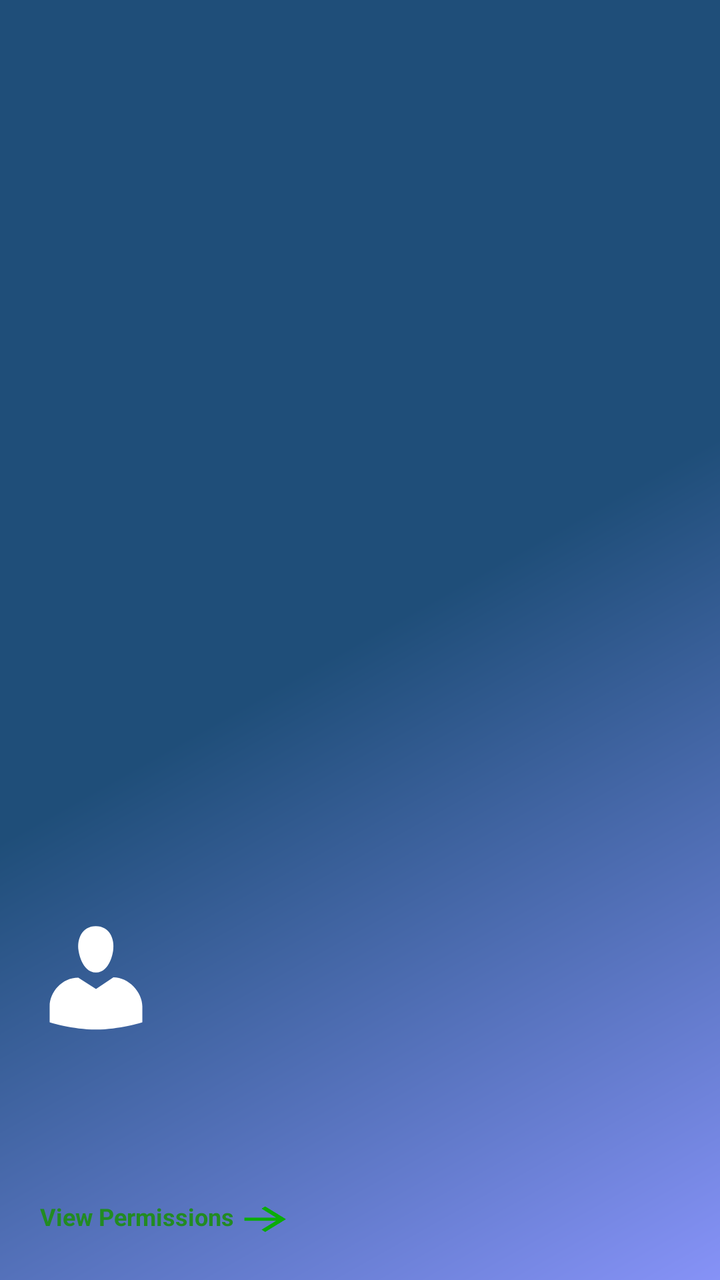
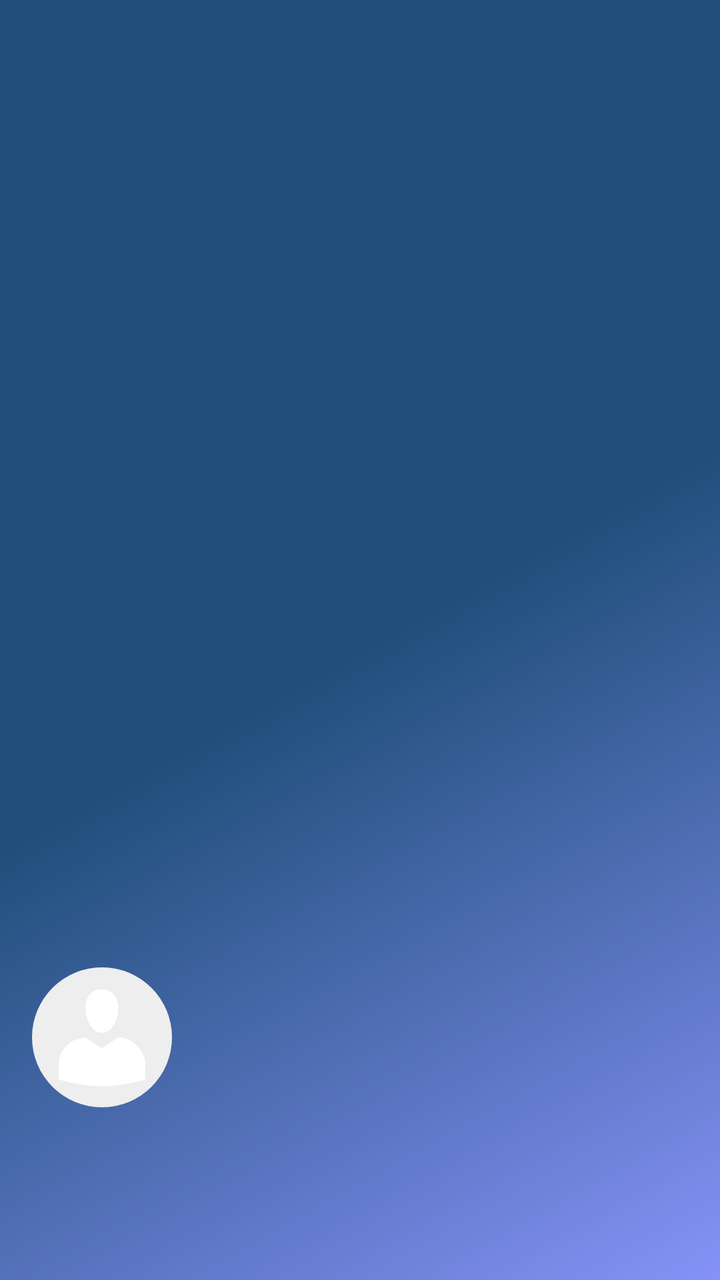

The first picture is an Android layout as it rendered before a commit; the second is the same layout after the commit. The layout source and the unified diff follow.
<!-- AndroidManifest.xml: application theme Theme.GeneralStoreApp -->
<!-- res/layout/nav_header_main.xml -->
<?xml version="1.0" encoding="utf-8"?>
<LinearLayout xmlns:android="http://schemas.android.com/apk/res/android"
    xmlns:app="http://schemas.android.com/apk/res-auto"
    android:layout_width="match_parent"
    android:layout_height="wrap_content"
    android:background="@drawable/side_nav_bar"
    android:gravity="bottom"
    android:orientation="vertical"
    android:paddingLeft="@dimen/activity_horizontal_margin"
    android:paddingTop="32dp"
    android:paddingRight="@dimen/activity_horizontal_margin"
    android:paddingBottom="@dimen/activity_vertical_margin"
    android:theme="@style/ThemeOverlay.AppCompat.Dark">

    <ImageView
        android:id="@+id/userIcon"
        android:layout_width="64dp"
        android:layout_height="64dp"
        android:src="@drawable/admin_users"
        app:tint="@color/white"
        android:contentDescription="User Icon" />

    <TextView
        android:id="@+id/userName"
        android:layout_width="match_parent"
        android:layout_height="wrap_content"
        android:paddingTop="8dp"
        android:textStyle="bold"
        android:textSize="18sp"
        android:textAppearance="@style/TextAppearance.AppCompat.Body1" />

    <TextView
        android:id="@+id/userMobile"
        android:layout_width="wrap_content"
        android:layout_height="wrap_content"
        android:textSize="14sp" />

    <TextView
        android:id="@+id/userRole"
        android:layout_width="wrap_content"
        android:layout_height="wrap_content"
        android:textSize="14sp" />

    <TextView
        android:id="@+id/viewPermissions"
        android:layout_width="wrap_content"
        android:layout_height="wrap_content"
        android:layout_marginTop="5dp"
        android:text="@string/view_permissions"
        android:textColor="@color/green"
        android:textSize="12sp"
        android:textStyle="bold"
        android:background="?attr/selectableItemBackground"
        android:clickable="true"
        android:drawableEnd="@drawable/baseline_arrow_forward_24"
        android:focusable="true"
        android:padding="4dp" />

</LinearLayout>
<!-- resources referenced by this layout -->
<resources>
  <color name="green">#228B22</color>
  <color name="white">#FFFFFFFF</color>
  <dimen name="activity_horizontal_margin">16dp</dimen>
  <dimen name="activity_vertical_margin">16dp</dimen>
  <!-- drawable admin_users (drawable) -->
  <vector xmlns:android="http://schemas.android.com/apk/res/android"
      android:width="26dp"
      android:height="26dp"
      android:viewportWidth="20"
      android:viewportHeight="20">
    <path
        android:pathData="M10,9.25c-2.27,0 -2.73,-3.44 -2.73,-3.44C7,4.02 7.82,2 9.97,2c2.16,0 2.98,2.02 2.71,3.81 0,0 -0.41,3.44 -2.68,3.44zM10,11.82L12.72,10c2.39,0 4.52,2.33 4.52,4.53v2.49s-3.65,1.13 -7.24,1.13c-3.65,0 -7.24,-1.13 -7.24,-1.13v-2.49c0,-2.25 1.94,-4.48 4.47,-4.48z"
        android:fillColor="#030D59"/>
  </vector>
  <!-- drawable baseline_arrow_forward_24 (drawable) -->
  <vector xmlns:android="http://schemas.android.com/apk/res/android"
      android:autoMirrored="true"
      android:height="20dp"
      android:tint="#0AAC07"
      android:viewportHeight="25"
      android:viewportWidth="20"
      android:width="26dp">
        
      <path android:fillColor="@android:color/white" android:pathData="M12,4l-1.41,1.41L16.17,11H4v2h12.17l-5.58,5.59L12,20l8,-8z"/>
      
  </vector>
  <!-- drawable side_nav_bar (drawable) -->
  <shape xmlns:android="http://schemas.android.com/apk/res/android"
      android:shape="rectangle">
      <gradient
          android:angle="135"
          android:centerColor="@color/logo_blue"
          android:endColor="@color/logo_blue"
          android:startColor="@color/lavender"
          android:type="linear" />
  </shape>
  <string name="view_permissions">View Permissions</string>
  <style name="Theme.GeneralStoreApp" parent="Theme.MaterialComponents.DayNight.DarkActionBar">
          
          <item name="colorPrimary">@color/logo_blue</item>
          <item name="colorPrimaryVariant">@color/logo_blue</item>
          <item name="colorOnPrimary">@color/on_primary_main</item>
  
          
          <item name="android:windowBackground">@color/background_main</item>
          <item name="colorSurface">@color/surface_main</item>
          <item name="colorOnSurface">@color/on_surface_main</item>
  
          
          <item name="android:statusBarColor">@android:color/transparent</item>
          <item name="android:navigationBarColor">@android:color/transparent</item>
          <item name="android:windowLightStatusBar">true</item>
          <item name="android:windowLightNavigationBar">true</item>
      </style>
  <color name="logo_blue">#FF1F4E79</color>
  <color name="lavender">#8692f7</color>
  <color name="on_primary_main">#FFFFFFFF</color>
  <color name="background_main">#FFFFFFFF</color>
  <color name="surface_main">#FFFFFFFF</color>
  <color name="on_surface_main">#FF000000</color>
</resources>

<!-- the commit's change to res/layout/nav_header_main.xml (unified diff, before → after) -->
@@ -7,18 +7,20 @@
     android:gravity="bottom"
     android:orientation="vertical"
     android:paddingLeft="@dimen/activity_horizontal_margin"
-    android:paddingTop="32dp"
+    android:paddingTop="@dimen/_10dp"
     android:paddingRight="@dimen/activity_horizontal_margin"
     android:paddingBottom="@dimen/activity_vertical_margin"
     android:theme="@style/ThemeOverlay.AppCompat.Dark">
 
     <ImageView
         android:id="@+id/userIcon"
-        android:layout_width="64dp"
-        android:layout_height="64dp"
+        android:layout_width="70dp"
+        android:layout_height="70dp"
         android:src="@drawable/admin_users"
         app:tint="@color/white"
-        android:contentDescription="User Icon" />
+        android:padding="@dimen/_5dp"
+        android:background="@drawable/circle_bg"
+        android:contentDescription="@string/user_icon" />
 
     <TextView
         android:id="@+id/userName"
@@ -52,6 +54,7 @@
         android:textStyle="bold"
         android:background="?attr/selectableItemBackground"
         android:clickable="true"
+        android:visibility="gone"
         android:drawableEnd="@drawable/baseline_arrow_forward_24"
         android:focusable="true"
         android:padding="4dp" />
<!-- resource entries referenced after the edit -->
@@ -2,6 +2,8 @@
 <resources>
   <color name="green">#228B22</color>
   <color name="white">#FFFFFFFF</color>
+  <dimen name="_10dp">10dp</dimen>
+  <dimen name="_5dp">5dp</dimen>
   <dimen name="activity_horizontal_margin">16dp</dimen>
   <dimen name="activity_vertical_margin">16dp</dimen>
   <!-- drawable admin_users (drawable) -->
@@ -26,6 +28,12 @@
       <path android:fillColor="@android:color/white" android:pathData="M12,4l-1.41,1.41L16.17,11H4v2h12.17l-5.58,5.59L12,20l8,-8z"/>
       
   </vector>
+  <!-- drawable circle_bg (drawable) -->
+  <?xml version="1.0" encoding="utf-8"?>
+  <shape xmlns:android="http://schemas.android.com/apk/res/android"
+      android:shape="oval">
+      <solid android:color="@color/item_stroke"/>
+  </shape>
   <!-- drawable side_nav_bar (drawable) -->
   <shape xmlns:android="http://schemas.android.com/apk/res/android"
       android:shape="rectangle">
@@ -36,6 +44,7 @@
           android:startColor="@color/lavender"
           android:type="linear" />
   </shape>
+  <string name="user_icon">User Icon</string>
   <string name="view_permissions">View Permissions</string>
   <style name="Theme.GeneralStoreApp" parent="Theme.MaterialComponents.DayNight.DarkActionBar">
           
@@ -54,6 +63,7 @@
           <item name="android:windowLightStatusBar">true</item>
           <item name="android:windowLightNavigationBar">true</item>
       </style>
+  <color name="item_stroke">#EEEEEE</color>
   <color name="logo_blue">#FF1F4E79</color>
   <color name="lavender">#8692f7</color>
   <color name="on_primary_main">#FFFFFFFF</color>
